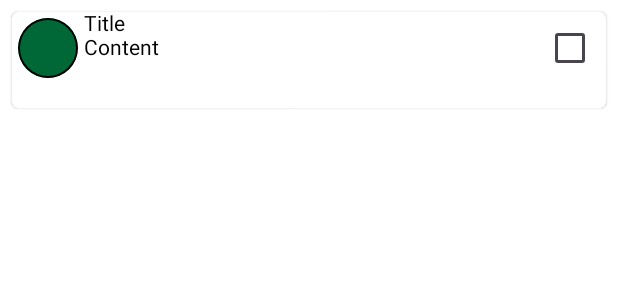
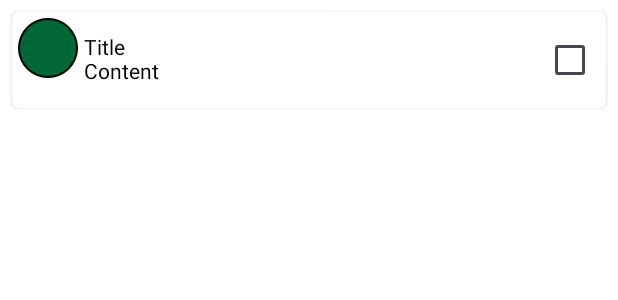
Before and after one commit to faisalmoinuddin99/android_kotlin, an Android app built with Jetpack Compose: the @Preview function NotePreview, on a phone screen of 412 x 824 dp. Shown: the top 300 px of the screen. Run offline under Robolectric (Android 15) with nearby library versions, the phone set to English and light mode, and no system bars.

Commit message:
Centering Text & Checkbox Composables in Note

```diff
--- a/app/src/main/java/com/example/jetnotes/ui/components/Note.kt
+++ b/app/src/main/java/com/example/jetnotes/ui/components/Note.kt
@@ -13,6 +13,7 @@ import androidx.compose.material3.Checkbox
 import androidx.compose.material3.Shapes
 import androidx.compose.material3.Text
 import androidx.compose.runtime.Composable
+import androidx.compose.ui.Alignment
 import androidx.compose.ui.Modifier
 import androidx.compose.ui.draw.shadow
 import androidx.compose.ui.graphics.Color
@@ -37,14 +38,18 @@ fun Note() {
     ) {
         NoteColor(color = green, size = 40.dp, border = 1.dp, padding = 4.dp)
         Column(
-            modifier = Modifier.weight(1f)
+            modifier = Modifier
+                .weight(1f)
+                .align(Alignment.CenterVertically)
         ) {
             Text(text = "Title", maxLines = 1, color = Color.Black)
             Text(text = "Content", maxLines = 1, color = Color.Black)
         }
         Checkbox(
             checked = false, onCheckedChange = {},
-            modifier = Modifier.padding(start = 8.dp)
+            modifier = Modifier
+                .padding(start = 8.dp)
+                .align(Alignment.CenterVertically)
         )
     }
 
```
